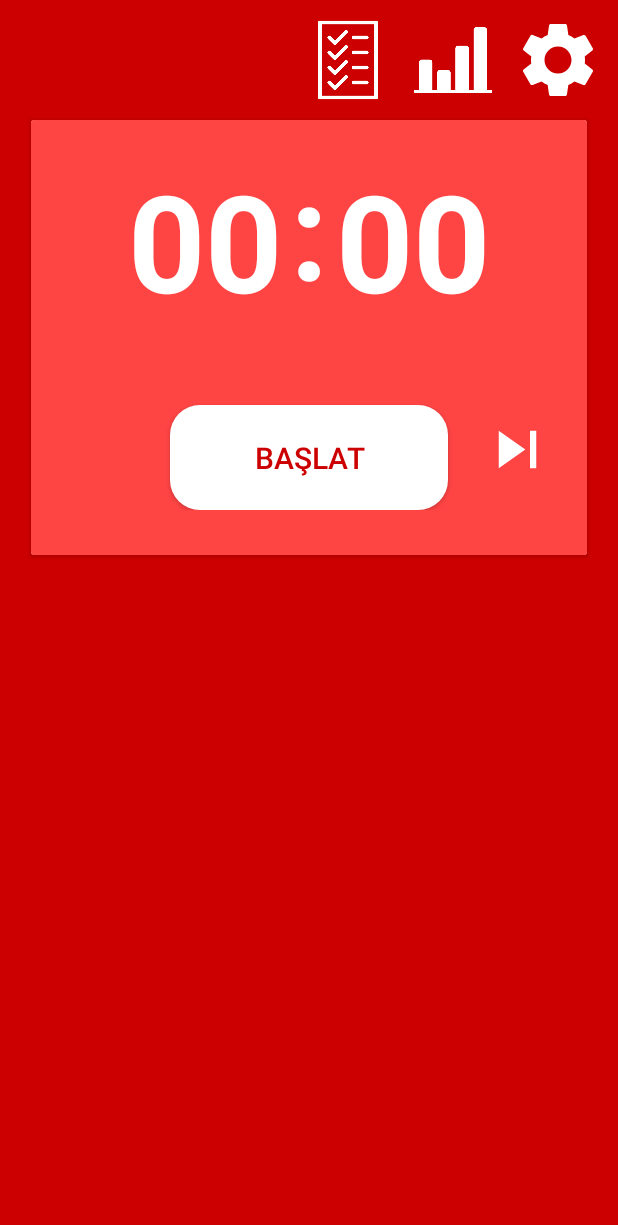
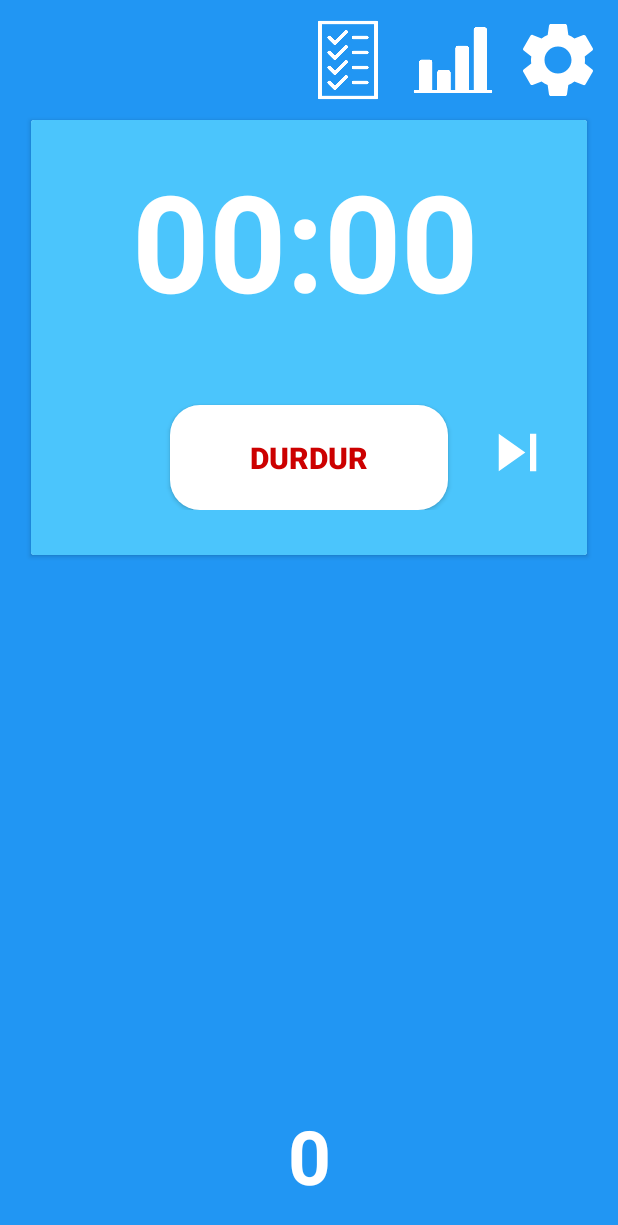
Before and after one commit to umutyigitcan/Pomodoro-Uygulamasi, an Android app: the screen it shows after launch (MainActivity), after a tap on "BAŞLAT", on a phone screen of 412 x 824 dp. Shown: the top 1225 px of the screen. Run offline under Robolectric (Android 15) with nearby library versions, the phone set to English and light mode, and no system bars.

Commit message:
Veri tabanı eklendi, kullanıcı ayarlar bölümünden ne kadar süre çalışacağını belirttiğinde kronometre belirtilen süreye göre çalışması ayarlandı

```diff
--- a/app/src/main/java/com/example/pomodoro/PomodoroEkrani.kt
+++ b/app/src/main/java/com/example/pomodoro/PomodoroEkrani.kt
@@ -2,10 +2,13 @@ package com.example.pomodoro
 
 import android.os.Bundle
 import android.os.Handler
+import android.os.Looper
+import android.os.SystemClock
 import androidx.fragment.app.Fragment
 import android.view.LayoutInflater
 import android.view.View
 import android.view.ViewGroup
+import androidx.core.content.ContextCompat
 import androidx.navigation.Navigation
 import com.example.pomodoro.databinding.FragmentPomodoroEkraniBinding
 
@@ -14,30 +17,81 @@ class PomodoroEkrani : Fragment() {
 
 
     private lateinit var tasarim:FragmentPomodoroEkraniBinding
-    private var myHandler=Handler()
+    var zamanidurdur:Long=0
+    var sayi=-1
+    var molasaniye=0
+    var toplamsaniye=0
+
+    private var handler=Handler(Looper.getMainLooper())
+    private var dersDurum=true
+    private var myHandler=Handler(Looper.getMainLooper())
+    private var myRunnable=object :Runnable{
+        override fun run() {
+            if(sayi==toplamsaniye&&dersDurum==true){
+                handler.removeCallbacks(runnable)
+                tasarim.kronometre.stop()
+                zamanidurdur=0
+                sayi=-1
+                tasarim.constraintlayout.setBackgroundColor(ContextCompat.getColor(requireContext(),R.color.blue))
+                tasarim.constraintLayout2.setBackgroundColor(ContextCompat.getColor(requireContext() ,R.color.blue2))
+                tasarim.kronometre.base=SystemClock.elapsedRealtime()
+                tasarim.kronometre.start()
+                handler.post(runnable)
+                dersDurum=false
+            }
+            if(sayi==toplamsaniye&&dersDurum==false){
+                handler.removeCallbacks(runnable)
+                tasarim.kronometre.stop()
+                zamanidurdur=0
+                sayi=-1
+                tasarim.constraintlayout.setBackgroundColor(ContextCompat.getColor(requireContext(),R.color.arkaplankırmızı))
+                tasarim.constraintLayout2.setBackgroundColor(ContextCompat.getColor(requireContext() ,R.color.onkirmizi))
+                tasarim.kronometre.base=SystemClock.elapsedRealtime()
+                tasarim.kronometre.start()
+                dersDurum=true
+                handler.post(runnable)
+            }
+            myHandler.postDelayed(this,100)
+        }
+    }
+    private var runnable=object :Runnable{
+        override fun run() {
+            sayi++
+            tasarim.sayidegeri.text=sayi.toString()
+            var vt=VeriTabaniYardimcisi(requireContext())
+            var gelendata=VeriTabaniDao().ayargetir(vt)
+            for(k in gelendata){
+                toplamsaniye=(k.pomodorosuresi)*60
+                molasaniye=(k.molasuresi)*60
+            }
+            handler.postDelayed(this,1000)
+        }
+    }
     override fun onCreateView(inflater: LayoutInflater, container: ViewGroup?, savedInstanceState: Bundle?): View? {
         tasarim= FragmentPomodoroEkraniBinding.inflate(inflater,container,false)
+        myHandler.post(myRunnable)
+        tasarim.baslat.setOnClickListener {
+            tasarim.baslat.visibility=View.INVISIBLE
+            tasarim.durdur.visibility=View.VISIBLE
+            tasarim.kronometre.base=SystemClock.elapsedRealtime()+zamanidurdur
+            tasarim.kronometre.start()
+            handler.post(runnable)
+        }
         tasarim.ayarlar.setOnClickListener {
             Navigation.findNavController(it).navigate(R.id.action_pomodoroEkrani_to_pomodoroSureAyarlamaEkrani)
         }
 
-
-        tasarim.baslatdurdur.setOnClickListener {
-            myHandler.post(runnable)
+        tasarim.durdur.setOnClickListener {
+            tasarim.baslat.visibility=View.VISIBLE
+            tasarim.durdur.visibility=View.INVISIBLE
+            zamanidurdur=tasarim.kronometre.base-SystemClock.elapsedRealtime()
+            tasarim.kronometre.stop()
+            sayi--
+            handler.removeCallbacks(runnable)
         }
-
-
 
         return tasarim.root
     }
 
-    private var runnable=object:Runnable{
-        override fun run() {
-
-
-
-            myHandler.postDelayed(this,1000)
-        }
-    }
 
 }
--- a/app/src/main/java/com/example/pomodoro/PomodoroSureAyarlamaEkrani.kt
+++ b/app/src/main/java/com/example/pomodoro/PomodoroSureAyarlamaEkrani.kt
@@ -1,10 +1,12 @@
 package com.example.pomodoro
 
 import android.os.Bundle
+import android.util.Log
 import androidx.fragment.app.Fragment
 import android.view.LayoutInflater
 import android.view.View
 import android.view.ViewGroup
+import android.widget.Toast
 import androidx.navigation.Navigation
 import com.example.pomodoro.databinding.FragmentPomodoroSureAyarlamaEkraniBinding
 
@@ -19,6 +21,37 @@ class PomodoroSureAyarlamaEkrani : Fragment() {
             Navigation.findNavController(it).navigate(R.id.action_pomodoroSureAyarlamaEkrani_to_pomodoroEkrani)
         }
 
+        var vt=VeriTabaniYardimcisi(requireContext())
+
+
+        tasarim.tamam.setOnClickListener {
+            var pomodorosuresi=tasarim.pomodoro.text.toString().toInt()
+            var molasuresi=tasarim.mola.text.toString().toInt()
+            var molatekrari=tasarim.molatekrari.text.toString().toInt()
+            VeriTabaniDao().ayardegistir(vt,pomodorosuresi,molasuresi,molatekrari)
+            Log.e("a",pomodorosuresi.toString())
+            Log.e("b",molasuresi.toString())
+            Log.e("c",molatekrari.toString())
+
+            Toast.makeText(requireContext(),"Pomodoro ayarlandı...",Toast.LENGTH_SHORT).show()
+        }
+
+
+
+
+
+
+
+
+
+
+
+
+
+
+
+
+
 
         return tasarim.root
     }
--- /dev/null
+++ b/app/src/main/java/com/example/pomodoro/VeriTabani.kt
@@ -0,0 +1,4 @@
+package com.example.pomodoro
+
+data class VeriTabani(var pomodorosuresi:Int,var molasayisi:Int,var molasuresi:Int) {
+}
--- /dev/null
+++ b/app/src/main/java/com/example/pomodoro/VeriTabaniDao.kt
@@ -0,0 +1,23 @@
+package com.example.pomodoro
+
+class VeriTabaniDao {
+    fun ayardegistir(vt:VeriTabaniYardimcisi,pomodorosuresi:Int,molasayisi:Int,molasuresi:Int){
+        var db=vt.writableDatabase
+        db.execSQL("UPDATE ayarlar SET pomodorosuresi=$pomodorosuresi")
+        db.execSQL("UPDATE ayarlar SET molasayisi=$molasayisi")
+        db.execSQL("UPDATE ayarlar SET molasuresi=$molasuresi")
+        db.close()
+    }
+    fun ayargetir(vt:VeriTabaniYardimcisi):ArrayList<VeriTabani>{
+        var db=vt.writableDatabase
+        var ayarlar=ArrayList<VeriTabani>()
+        var cursor=db.rawQuery("SELECT * FROM ayarlar",null)
+        while (cursor.moveToNext()){
+            var ayar=VeriTabani(cursor.getInt(cursor.getColumnIndexOrThrow("pomodorosuresi")),
+                cursor.getInt(cursor.getColumnIndexOrThrow("molasayisi")),
+                cursor.getInt(cursor.getColumnIndexOrThrow("molasuresi")))
+            ayarlar.add(ayar)
+        }
+        return ayarlar
+    }
+}
--- /dev/null
+++ b/app/src/main/java/com/example/pomodoro/VeriTabaniYardimcisi.kt
@@ -0,0 +1,19 @@
+package com.example.pomodoro
+
+import android.content.Context
+import android.database.sqlite.SQLiteDatabase
+import android.database.sqlite.SQLiteOpenHelper
+
+class VeriTabaniYardimcisi(context:Context): SQLiteOpenHelper(context,"ayarlar",null,1) {
+    override fun onCreate(db: SQLiteDatabase) {
+        db.execSQL("CREATE TABLE ayarlar(pomodorosuresi INTEGER,molasayisi INTEGER,molasuresi INTEGER);")
+        db.execSQL("INSERT INTO ayarlar(pomodorosuresi, molasayisi, molasuresi) VALUES(0,0,0);")
+
+    }
+
+    override fun onUpgrade(db: SQLiteDatabase, p1: Int, p2: Int) {
+
+        db.execSQL("DROP TABLE IF EXISTS ayarlar")
+        onCreate(db)
+    }
+}
--- a/app/src/main/res/layout/fragment_pomodoro_ekrani.xml
+++ b/app/src/main/res/layout/fragment_pomodoro_ekrani.xml
@@ -2,10 +2,10 @@
 <androidx.constraintlayout.widget.ConstraintLayout xmlns:android="http://schemas.android.com/apk/res/android"
     xmlns:app="http://schemas.android.com/apk/res-auto"
     xmlns:tools="http://schemas.android.com/tools"
-    android:id="@+id/frameLayout"
+    android:id="@+id/constraintlayout"
     android:layout_width="match_parent"
     android:layout_height="match_parent"
-    android:background="@android:color/holo_red_dark"
+    android:background="@color/arkaplankırmızı"
     tools:context=".PomodoroEkrani">
 
     <Button
@@ -53,51 +53,27 @@
             android:id="@+id/constraintLayout2"
             android:layout_width="match_parent"
             android:layout_height="match_parent"
-            android:background="@android:color/holo_red_light"
+            android:background="@color/onkirmizi"
             android:paddingBottom="30dp">
 
-            <TextView
-                android:id="@+id/gecendakika"
+            <Chronometer
+                android:id="@+id/kronometre"
                 android:layout_width="wrap_content"
                 android:layout_height="wrap_content"
                 android:layout_marginTop="20dp"
                 android:layout_marginRight="5dp"
-                android:text="00"
+                android:text="00:00"
                 android:textColor="@color/white"
                 android:textSize="90dp"
                 android:textStyle="bold"
-                app:layout_constraintEnd_toStartOf="@id/ikinokta"
-                app:layout_constraintTop_toTopOf="parent" />
+                app:layout_constraintStart_toStartOf="parent"
+                app:layout_constraintEnd_toEndOf="parent"
+                app:layout_constraintTop_toTopOf="parent"/>
 
-            <TextView
-                android:id="@+id/ikinokta"
-                android:layout_width="wrap_content"
-                android:layout_height="wrap_content"
-                android:layout_marginTop="12dp"
-                android:text=":"
-                android:textColor="@color/white"
-                android:textSize="90dp"
-                android:textStyle="bold"
-                app:layout_constraintEnd_toEndOf="parent"
-                app:layout_constraintStart_toStartOf="parent"
-                app:layout_constraintTop_toTopOf="parent" />
-
-            <TextView
-                android:id="@+id/gecensaniye"
-                android:layout_width="wrap_content"
-                android:layout_height="wrap_content"
-                android:layout_marginLeft="5dp"
-                android:layout_marginTop="20dp"
-                android:text="00"
-                android:textColor="@color/white"
-                android:textSize="90dp"
-                android:textStyle="bold"
-                app:layout_constraintStart_toEndOf="@id/ikinokta"
-                app:layout_constraintTop_toTopOf="parent" />
 
 
             <Button
-                android:id="@+id/baslatdurdur"
+                android:id="@+id/baslat"
                 android:layout_width="0dp"
                 android:layout_height="70dp"
                 android:layout_marginTop="50dp"
@@ -106,23 +82,57 @@
                 android:text="BAŞLAT"
                 android:textColor="@android:color/holo_red_dark"
                 android:textSize="20dp"
+                android:textStyle="bold"
                 app:layout_constraintEnd_toEndOf="parent"
                 app:layout_constraintStart_toStartOf="parent"
-                app:layout_constraintTop_toBottomOf="@id/gecendakika"
+                app:layout_constraintTop_toBottomOf="@id/kronometre"
+                app:layout_constraintWidth_percent="0.5" />
+            <Button
+                android:id="@+id/durdur"
+                android:layout_width="0dp"
+                android:layout_height="70dp"
+                android:layout_marginTop="50dp"
+                android:background="@drawable/pomodorobutonlar"
+                android:padding="15dp"
+                android:text="Durdur"
+                android:textStyle="bold"
+                android:visibility="invisible"
+                android:textColor="@android:color/holo_red_dark"
+                android:textSize="20dp"
+                app:layout_constraintEnd_toEndOf="parent"
+                app:layout_constraintStart_toStartOf="parent"
+                app:layout_constraintTop_toBottomOf="@id/kronometre"
                 app:layout_constraintWidth_percent="0.5" />
 
             <Button
                 android:id="@+id/ilerle"
                 android:layout_width="50dp"
                 android:layout_height="50dp"
-                android:layout_marginBottom="15dp"
+                android:layout_marginBottom="13dp"
                 android:background="@drawable/baseline_skip_next_24"
                 app:layout_constraintBottom_toBottomOf="parent"
                 app:layout_constraintEnd_toEndOf="parent"
-                app:layout_constraintStart_toEndOf="@id/baslatdurdur" />
+                app:layout_constraintStart_toEndOf="@id/baslat" />
 
 
         </androidx.constraintlayout.widget.ConstraintLayout>
     </androidx.cardview.widget.CardView>
 
+    <TextView
+        android:layout_width="wrap_content"
+        android:layout_height="wrap_content"
+        app:layout_constraintStart_toStartOf="parent"
+        app:layout_constraintEnd_toEndOf="parent"
+        app:layout_constraintBottom_toBottomOf="parent"
+        android:text="00"
+        android:textSize="50dp"
+        android:layout_marginBottom="20dp"
+        android:textColor="@color/white"
+        android:textStyle="bold"
+        android:id="@+id/sayidegeri"/>
+
+
+
+
+
 </androidx.constraintlayout.widget.ConstraintLayout>
--- a/app/src/main/res/values/colors.xml
+++ b/app/src/main/res/values/colors.xml
@@ -2,4 +2,8 @@
 <resources>
     <color name="black">#FF000000</color>
     <color name="white">#FFFFFFFF</color>
+    <color name="blue">#2196F3</color>
+    <color name="blue2">#4BC5FC</color>
+    <color name="arkaplankırmızı">#FFCC0000</color>
+    <color name="onkirmizi">#FFFF4444</color>
 </resources>
```
Also changed, not shown: 1 other file.
